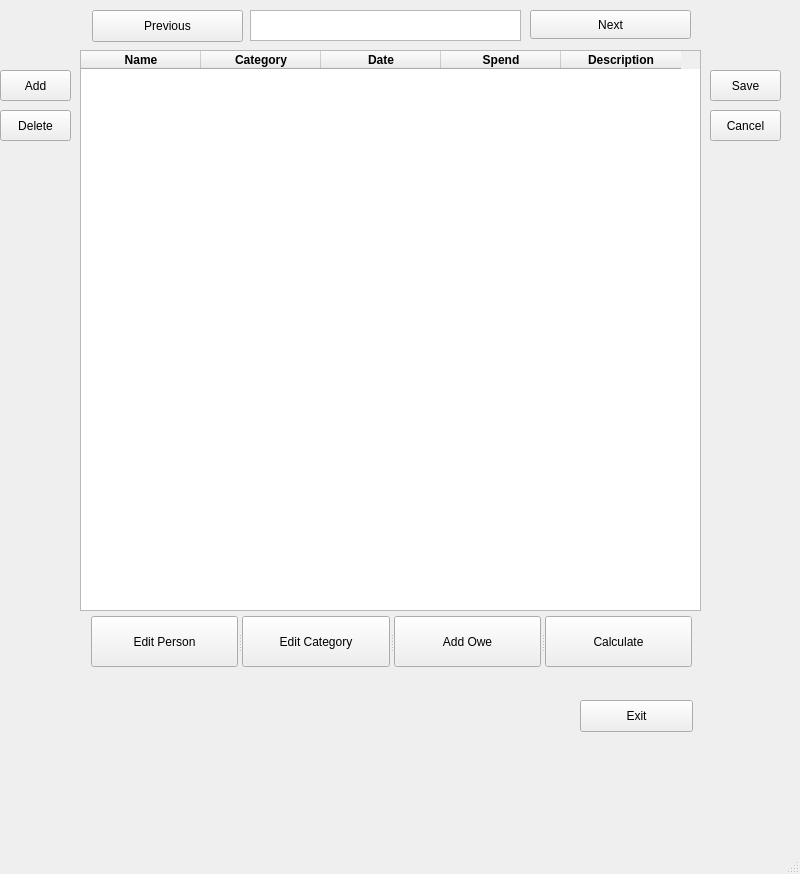
Before: the Qt Designer form View/PyBill.ui in ZILINYE/PyBill, drawn with Qt 5.
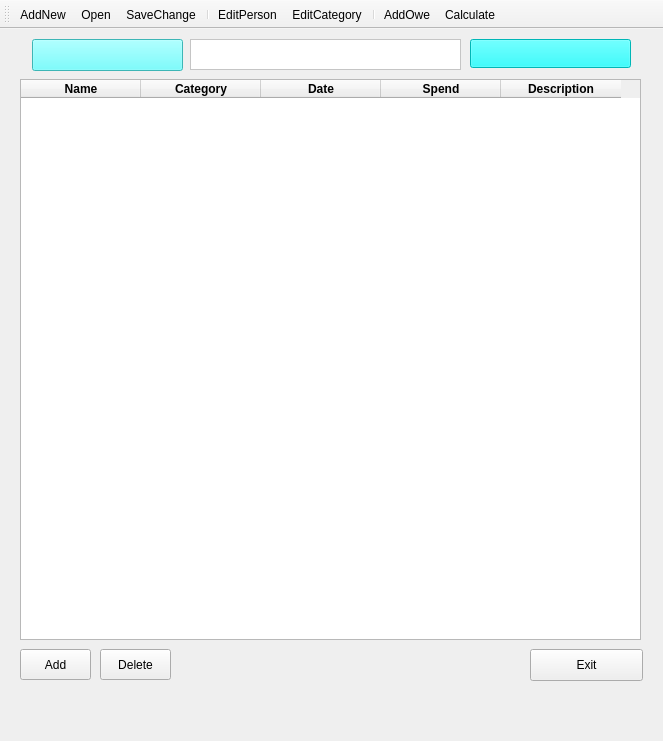
After: the same form once the commit is applied. Icons and pictures are not drawn.

Patch:
```diff
--- a/View/PyBill.ui
+++ b/View/PyBill.ui
@@ -6,23 +6,59 @@
    <rect>
     <x>0</x>
     <y>0</y>
-    <width>800</width>
-    <height>874</height>
+    <width>663</width>
+    <height>741</height>
    </rect>
   </property>
+  <property name="sizePolicy">
+   <sizepolicy hsizetype="Fixed" vsizetype="Fixed">
+    <horstretch>0</horstretch>
+    <verstretch>0</verstretch>
+   </sizepolicy>
+  </property>
+  <property name="minimumSize">
+   <size>
+    <width>663</width>
+    <height>741</height>
+   </size>
+  </property>
+  <property name="maximumSize">
+   <size>
+    <width>663</width>
+    <height>741</height>
+   </size>
+  </property>
+  <property name="contextMenuPolicy">
+   <enum>Qt::DefaultContextMenu</enum>
+  </property>
   <property name="windowTitle">
    <string>PyBill</string>
   </property>
+  <property name="autoFillBackground">
+   <bool>false</bool>
+  </property>
+  <property name="styleSheet">
+   <string notr="true"/>
+  </property>
   <widget class="QWidget" name="centralwidget">
+   <property name="styleSheet">
+    <string notr="true"/>
+   </property>
    <widget class="QPushButton" name="exit">
     <property name="geometry">
      <rect>
-      <x>580</x>
-      <y>700</y>
+      <x>530</x>
+      <y>620</y>
       <width>113</width>
       <height>32</height>
      </rect>
     </property>
+    <property name="sizePolicy">
+     <sizepolicy hsizetype="Fixed" vsizetype="Fixed">
+      <horstretch>0</horstretch>
+      <verstretch>0</verstretch>
+     </sizepolicy>
+    </property>
     <property name="text">
      <string>Exit</string>
     </property>
@@ -30,7 +66,7 @@
    <widget class="QTableWidget" name="tableWidget">
     <property name="geometry">
      <rect>
-      <x>80</x>
+      <x>20</x>
       <y>50</y>
       <width>621</width>
       <height>561</height>
@@ -42,12 +78,27 @@
       <verstretch>0</verstretch>
      </sizepolicy>
     </property>
+    <property name="layoutDirection">
+     <enum>Qt::LeftToRight</enum>
+    </property>
+    <property name="styleSheet">
+     <string notr="true"/>
+    </property>
     <property name="horizontalScrollBarPolicy">
      <enum>Qt::ScrollBarAlwaysOff</enum>
     </property>
     <property name="sizeAdjustPolicy">
      <enum>QAbstractScrollArea::AdjustToContents</enum>
     </property>
+    <property name="autoScroll">
+     <bool>true</bool>
+    </property>
+    <property name="editTriggers">
+     <set>QAbstractItemView::DoubleClicked</set>
+    </property>
+    <property name="sortingEnabled">
+     <bool>true</bool>
+    </property>
     <property name="columnCount">
      <number>5</number>
     </property>
@@ -128,17 +179,20 @@
    <widget class="QTextBrowser" name="Month">
     <property name="geometry">
      <rect>
-      <x>250</x>
+      <x>190</x>
       <y>10</y>
       <width>271</width>
       <height>31</height>
      </rect>
     </property>
+    <property name="styleSheet">
+     <string notr="true">background-color: rgb(255, 255, 255);</string>
+    </property>
    </widget>
    <widget class="QPushButton" name="PreviousMonth">
     <property name="geometry">
      <rect>
-      <x>92</x>
+      <x>32</x>
       <y>10</y>
       <width>151</width>
       <height>32</height>
@@ -147,8 +201,14 @@
     <property name="toolTip">
      <string>&lt;html&gt;&lt;head/&gt;&lt;body&gt;&lt;p&gt;Previous Month&lt;/p&gt;&lt;/body&gt;&lt;/html&gt;</string>
     </property>
+    <property name="layoutDirection">
+     <enum>Qt::LeftToRight</enum>
+    </property>
+    <property name="styleSheet">
+     <string notr="true">background-color: rgb(85, 255, 255);</string>
+    </property>
     <property name="text">
-     <string>Previous</string>
+     <string/>
     </property>
     <property name="icon">
      <iconset>
@@ -158,7 +218,7 @@
    <widget class="QPushButton" name="NextMonth">
     <property name="geometry">
      <rect>
-      <x>530</x>
+      <x>470</x>
       <y>10</y>
       <width>161</width>
       <height>29</height>
@@ -167,8 +227,14 @@
     <property name="toolTip">
      <string>&lt;html&gt;&lt;head/&gt;&lt;body&gt;&lt;p&gt;Next Month&lt;/p&gt;&lt;/body&gt;&lt;/html&gt;</string>
     </property>
+    <property name="layoutDirection">
+     <enum>Qt::LeftToRight</enum>
+    </property>
+    <property name="styleSheet">
+     <string notr="true">background-color: rgb(0, 255, 255);</string>
+    </property>
     <property name="text">
-     <string>Next</string>
+     <string/>
     </property>
     <property name="icon">
      <iconset>
@@ -178,8 +244,8 @@
    <widget class="QPushButton" name="addRow">
     <property name="geometry">
      <rect>
-      <x>0</x>
-      <y>70</y>
+      <x>20</x>
+      <y>620</y>
       <width>71</width>
       <height>31</height>
      </rect>
@@ -198,8 +264,8 @@
    <widget class="QPushButton" name="delRow">
     <property name="geometry">
      <rect>
-      <x>0</x>
-      <y>110</y>
+      <x>100</x>
+      <y>620</y>
       <width>71</width>
       <height>31</height>
      </rect>
@@ -215,95 +281,111 @@
       <normaloff>../Icon/Remove.png</normaloff>../Icon/Remove.png</iconset>
     </property>
    </widget>
-   <widget class="QPushButton" name="save_change">
-    <property name="geometry">
-     <rect>
-      <x>710</x>
-      <y>70</y>
-      <width>71</width>
-      <height>31</height>
-     </rect>
-    </property>
-    <property name="text">
-     <string>Save</string>
-    </property>
-   </widget>
-   <widget class="QPushButton" name="cancel_change">
-    <property name="geometry">
-     <rect>
-      <x>710</x>
-      <y>110</y>
-      <width>71</width>
-      <height>31</height>
-     </rect>
-    </property>
-    <property name="text">
-     <string>Cancel</string>
-    </property>
-   </widget>
-   <widget class="QSplitter" name="splitter">
-    <property name="geometry">
-     <rect>
-      <x>91</x>
-      <y>616</y>
-      <width>601</width>
-      <height>51</height>
-     </rect>
-    </property>
-    <property name="orientation">
-     <enum>Qt::Horizontal</enum>
-    </property>
-    <widget class="QPushButton" name="edit_person">
-     <property name="toolTip">
-      <string>&lt;html&gt;&lt;head/&gt;&lt;body&gt;&lt;p&gt;Edit Person&lt;/p&gt;&lt;/body&gt;&lt;/html&gt;</string>
-     </property>
-     <property name="text">
-      <string>Edit Person</string>
-     </property>
-     <property name="icon">
-      <iconset>
-       <normaloff>../Icon/AddPerson.png</normaloff>../Icon/AddPerson.png</iconset>
-     </property>
-    </widget>
-    <widget class="QPushButton" name="edit_cate">
-     <property name="toolTip">
-      <string>&lt;html&gt;&lt;head/&gt;&lt;body&gt;&lt;p&gt;Edit Category&lt;/p&gt;&lt;/body&gt;&lt;/html&gt;</string>
-     </property>
-     <property name="text">
-      <string>Edit Category</string>
-     </property>
-     <property name="icon">
-      <iconset>
-       <normaloff>../Icon/Category.png</normaloff>../Icon/Category.png</iconset>
-     </property>
-    </widget>
-    <widget class="QPushButton" name="edit_owe">
-     <property name="toolTip">
-      <string>&lt;html&gt;&lt;head/&gt;&lt;body&gt;&lt;p&gt;Edit Owe Record&lt;/p&gt;&lt;/body&gt;&lt;/html&gt;</string>
-     </property>
-     <property name="text">
-      <string>Add Owe</string>
-     </property>
-     <property name="icon">
-      <iconset>
-       <normaloff>../Icon/Owe.png</normaloff>../Icon/Owe.png</iconset>
-     </property>
-    </widget>
-    <widget class="QPushButton" name="Calculate">
-     <property name="toolTip">
-      <string>&lt;html&gt;&lt;head/&gt;&lt;body&gt;&lt;p&gt;Calculate This Month Spend&lt;/p&gt;&lt;/body&gt;&lt;/html&gt;</string>
-     </property>
-     <property name="text">
-      <string>Calculate</string>
-     </property>
-     <property name="icon">
-      <iconset>
-       <normaloff>../Icon/Calculate.png</normaloff>../Icon/Calculate.png</iconset>
-     </property>
-    </widget>
-   </widget>
   </widget>
-  <widget class="QStatusBar" name="statusbar"/>
+  <widget class="QToolBar" name="toolBar">
+   <property name="windowTitle">
+    <string>toolBar</string>
+   </property>
+   <attribute name="toolBarArea">
+    <enum>TopToolBarArea</enum>
+   </attribute>
+   <attribute name="toolBarBreak">
+    <bool>false</bool>
+   </attribute>
+   <addaction name="AddNew"/>
+   <addaction name="OpenNew"/>
+   <addaction name="save_change"/>
+   <addaction name="separator"/>
+   <addaction name="edit_person"/>
+   <addaction name="edit_cate"/>
+   <addaction name="separator"/>
+   <addaction name="edit_owe"/>
+   <addaction name="Calculate"/>
+  </widget>
+  <action name="OpenNew">
+   <property name="icon">
+    <iconset resource="../Resource/Icon.qrc">
+     <normaloff>:/icon/Icon/icons8-open-parcel-32.png</normaloff>:/icon/Icon/icons8-open-parcel-32.png</iconset>
+   </property>
+   <property name="text">
+    <string>Open</string>
+   </property>
+   <property name="toolTip">
+    <string>Open New </string>
+   </property>
+  </action>
+  <action name="AddNew">
+   <property name="icon">
+    <iconset resource="../Resource/Icon.qrc">
+     <normaloff>:/icon/Icon/icons8-new-copy-32.png</normaloff>:/icon/Icon/icons8-new-copy-32.png</iconset>
+   </property>
+   <property name="text">
+    <string>AddNew</string>
+   </property>
+   <property name="toolTip">
+    <string>Add New</string>
+   </property>
+  </action>
+  <action name="save_change">
+   <property name="icon">
+    <iconset resource="../Resource/Icon.qrc">
+     <normaloff>:/icon/Icon/icons8-save-32.png</normaloff>:/icon/Icon/icons8-save-32.png</iconset>
+   </property>
+   <property name="text">
+    <string>SaveChange</string>
+   </property>
+   <property name="toolTip">
+    <string>Save Change</string>
+   </property>
+  </action>
+  <action name="edit_person">
+   <property name="icon">
+    <iconset resource="../Resource/Icon.qrc">
+     <normaloff>:/icon/Icon/user (1).png</normaloff>:/icon/Icon/user (1).png</iconset>
+   </property>
+   <property name="text">
+    <string>EditPerson</string>
+   </property>
+   <property name="toolTip">
+    <string>Edit Person</string>
+   </property>
+  </action>
+  <action name="edit_cate">
+   <property name="icon">
+    <iconset resource="../Resource/Icon.qrc">
+     <normaloff>:/icon/Icon/list.png</normaloff>:/icon/Icon/list.png</iconset>
+   </property>
+   <property name="text">
+    <string>EditCategory</string>
+   </property>
+   <property name="toolTip">
+    <string>EditCategory</string>
+   </property>
+  </action>
+  <action name="edit_owe">
+   <property name="icon">
+    <iconset resource="../Resource/Icon.qrc">
+     <normaloff>:/icon/Icon/money-flow.png</normaloff>:/icon/Icon/money-flow.png</iconset>
+   </property>
+   <property name="text">
+    <string>AddOwe</string>
+   </property>
+   <property name="toolTip">
+    <string>AddOwe</string>
+   </property>
+  </action>
+  <action name="Calculate">
+   <property name="icon">
+    <iconset resource="../Resource/Icon.qrc">
+     <normaloff>:/icon/Icon/calculator.png</normaloff>:/icon/Icon/calculator.png</iconset>
+   </property>
+   <property name="text">
+    <string>Calculate</string>
+   </property>
+   <property name="toolTip">
+    <string>Calculate</string>
+   </property>
+  </action>
  </widget>
  <resources/>
  <connections/>
```
Left out of the diff: 20 changed lines with no effect on the pictures.
